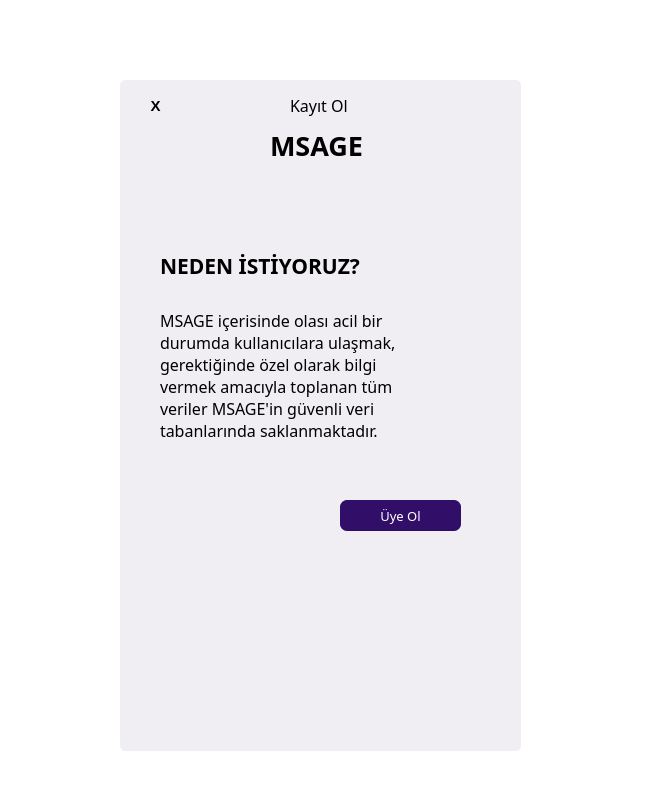
This is msagenewuserpage.ui in Berkayerenemin/newmsage as Qt 5 draws it before an edit. The edited form follows.
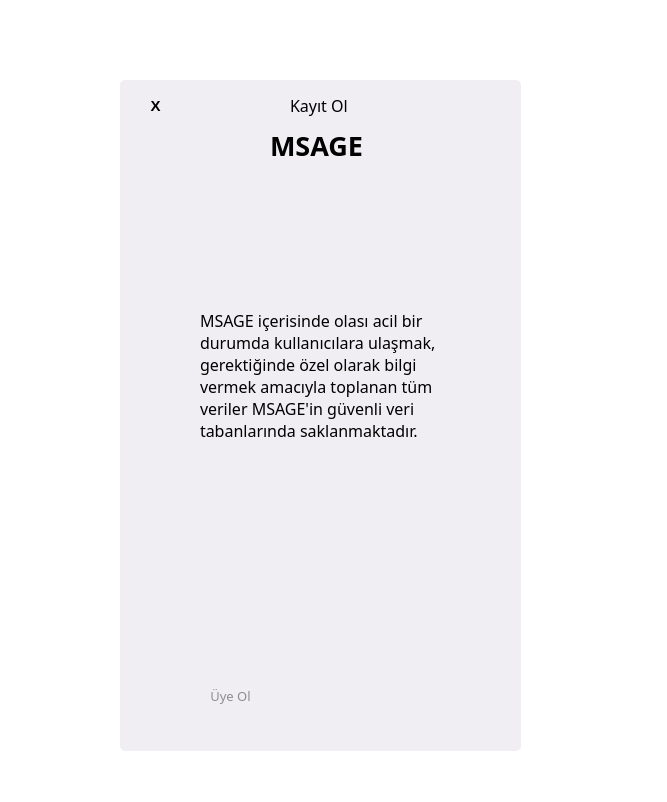
This is the edited form. The open tabs and pages were chosen to show the change.

What changed in the file:
```diff
--- a/msagenewuserpage.ui
+++ b/msagenewuserpage.ui
@@ -466,61 +466,10 @@
       </widget>
      </widget>
      <widget class="QWidget" name="page_3">
-      <widget class="QLabel" name="label_4">
-       <property name="geometry">
-        <rect>
-         <x>20</x>
-         <y>80</y>
-         <width>321</width>
-         <height>31</height>
-        </rect>
-       </property>
-       <property name="font">
-        <font>
-         <family>Bahnschrift</family>
-         <pointsize>16</pointsize>
-         <weight>75</weight>
-         <bold>true</bold>
-        </font>
-       </property>
-       <property name="text">
-        <string>NEDEN İSTİYORUZ?</string>
-       </property>
-      </widget>
-      <widget class="QPushButton" name="pushButton_7">
-       <property name="geometry">
-        <rect>
-         <x>200</x>
-         <y>330</y>
-         <width>121</width>
-         <height>31</height>
-        </rect>
-       </property>
-       <property name="font">
-        <font>
-         <family>Bahnschrift</family>
-         <pointsize>10</pointsize>
-         <weight>50</weight>
-         <italic>false</italic>
-         <bold>false</bold>
-        </font>
-       </property>
-       <property name="styleSheet">
-        <string notr="true">QPushButton
-{
-background: #310E68 ;
-border-radius:7px;
-color:#ffffff;
-}</string>
-       </property>
-       <property name="text">
-        <string>Üye Ol</string>
-       </property>
-      </widget>
       <widget class="QLabel" name="label_5">
        <property name="geometry">
         <rect>
-         <x>20</x>
+         <x>60</x>
          <y>120</y>
          <width>261</width>
          <height>171</height>
@@ -557,6 +506,36 @@
         <bool>true</bool>
        </property>
       </widget>
+      <widget class="QPushButton" name="pushButton_9">
+       <property name="geometry">
+        <rect>
+         <x>30</x>
+         <y>510</y>
+         <width>121</width>
+         <height>31</height>
+        </rect>
+       </property>
+       <property name="font">
+        <font>
+         <family>Bahnschrift</family>
+         <pointsize>10</pointsize>
+         <weight>50</weight>
+         <italic>false</italic>
+         <bold>false</bold>
+        </font>
+       </property>
+       <property name="styleSheet">
+        <string notr="true">QPushButton
+{
+background: transparent ;
+border-radius:7px;
+color:#8e8e8e;
+}</string>
+       </property>
+       <property name="text">
+        <string>Üye Ol</string>
+       </property>
+      </widget>
      </widget>
     </widget>
     <widget class="QPushButton" name="pushButton_8">
```
Left out of the diff: 35 changed lines with no effect on the pictures.
